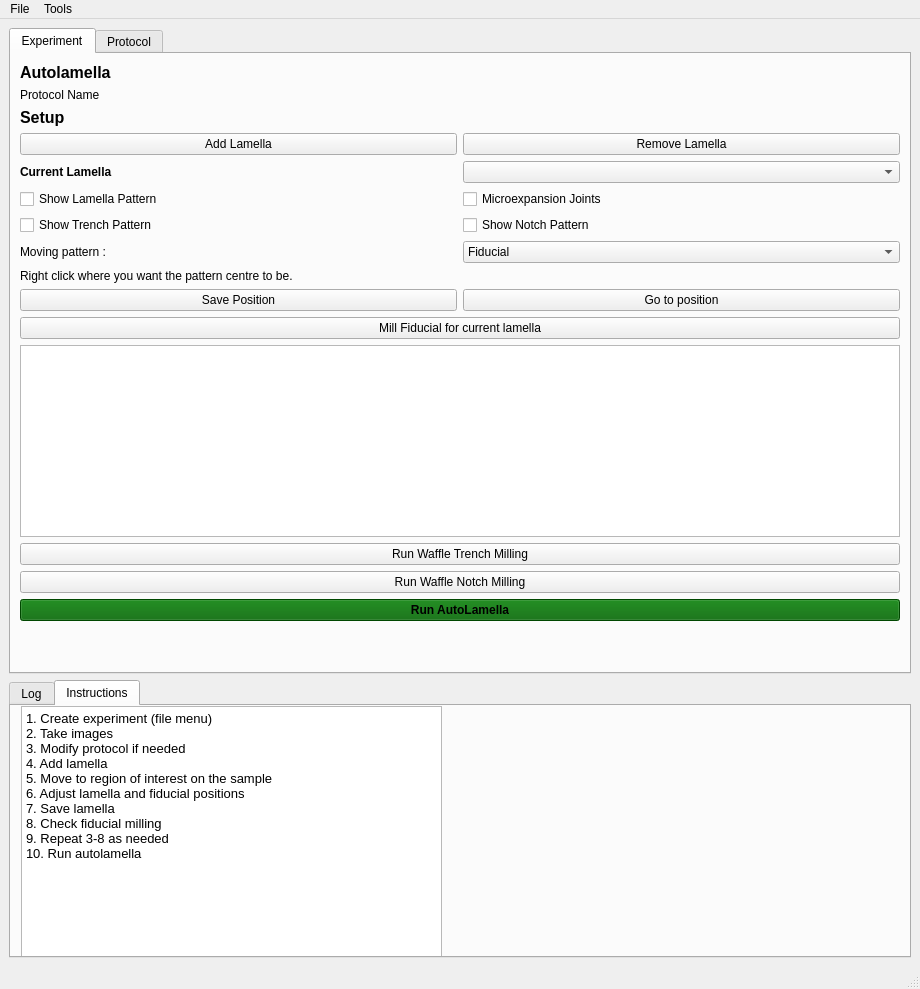
This is autolamella/ui/UI.ui in DeMarcoLab/autolamella as Qt 5 draws it before an edit. The edited form follows.
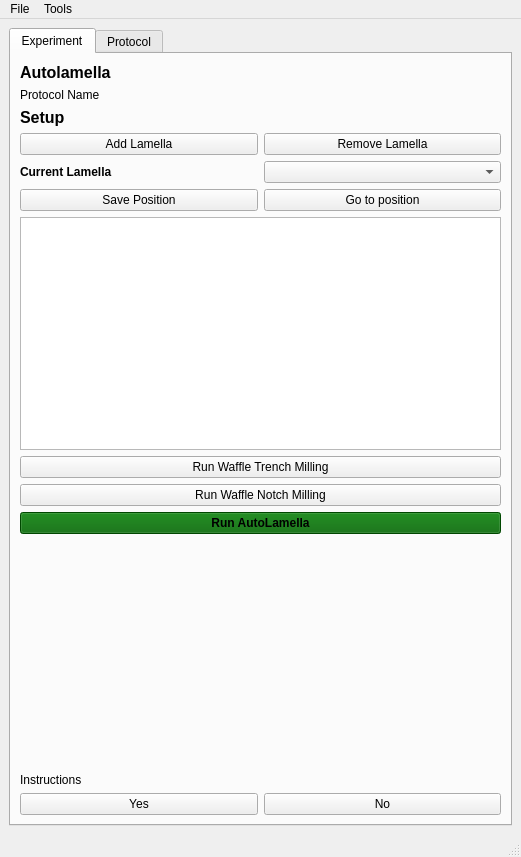
This is the edited form. The open tabs and pages were chosen to show the change.

Patch:
```diff
--- a/autolamella/ui/UI.ui
+++ b/autolamella/ui/UI.ui
@@ -6,8 +6,8 @@
    <rect>
     <x>0</x>
     <y>0</y>
-    <width>920</width>
-    <height>989</height>
+    <width>521</width>
+    <height>857</height>
    </rect>
   </property>
   <property name="baseSize">
@@ -33,89 +33,6 @@
   </property>
   <widget class="QWidget" name="centralwidget">
    <layout class="QFormLayout" name="formLayout_3">
-    <item row="1" column="0" colspan="2">
-     <widget class="QTabWidget" name="tabWidget_2">
-      <property name="currentIndex">
-       <number>1</number>
-      </property>
-      <widget class="QWidget" name="tab_3">
-       <attribute name="title">
-        <string>Log</string>
-       </attribute>
-       <layout class="QFormLayout" name="formLayout">
-        <item row="0" column="0">
-         <widget class="QLabel" name="label_3">
-          <property name="font">
-           <font>
-            <pointsize>12</pointsize>
-            <weight>75</weight>
-            <bold>true</bold>
-           </font>
-          </property>
-          <property name="text">
-           <string>Console Log</string>
-          </property>
-         </widget>
-        </item>
-        <item row="1" column="0" colspan="2">
-         <widget class="QPlainTextEdit" name="log_txt">
-          <property name="verticalScrollBarPolicy">
-           <enum>Qt::ScrollBarAsNeeded</enum>
-          </property>
-          <property name="horizontalScrollBarPolicy">
-           <enum>Qt::ScrollBarAlwaysOff</enum>
-          </property>
-         </widget>
-        </item>
-       </layout>
-      </widget>
-      <widget class="QWidget" name="tab_5">
-       <attribute name="title">
-        <string>Instructions</string>
-       </attribute>
-       <widget class="QWidget" name="verticalLayoutWidget">
-        <property name="geometry">
-         <rect>
-          <x>10</x>
-          <y>0</y>
-          <width>421</width>
-          <height>261</height>
-         </rect>
-        </property>
-        <layout class="QVBoxLayout" name="verticalLayout">
-         <item>
-          <widget class="QPlainTextEdit" name="instructions_textEdit">
-           <property name="font">
-            <font>
-             <pointsize>10</pointsize>
-            </font>
-           </property>
-           <property name="lineWidth">
-            <number>2</number>
-           </property>
-           <property name="readOnly">
-            <bool>true</bool>
-           </property>
-           <property name="plainText">
-            <string>1. Create experiment (file menu) 
-2. Take images 
-3. Modify protocol if needed
-4. Add lamella
-5. Move to region of interest on the sample
-6. Adjust lamella and fiducial positions
-7. Save lamella
-8. Check fiducial milling
-9. Repeat 3-8 as needed
-10. Run autolamella
-</string>
-           </property>
-          </widget>
-         </item>
-        </layout>
-       </widget>
-      </widget>
-     </widget>
-    </item>
     <item row="0" column="0" colspan="2">
      <widget class="QTabWidget" name="tabWidget">
       <property name="currentIndex">
@@ -126,6 +43,55 @@
         <string>Experiment</string>
        </attribute>
        <layout class="QGridLayout" name="gridLayout_3">
+        <item row="1" column="1">
+         <widget class="QLabel" name="protocol_txt">
+          <property name="text">
+           <string/>
+          </property>
+         </widget>
+        </item>
+        <item row="9" column="0">
+         <widget class="QPushButton" name="pushButton_save_position">
+          <property name="text">
+           <string>Save Position</string>
+          </property>
+         </widget>
+        </item>
+        <item row="17" column="0" colspan="2">
+         <widget class="QLabel" name="label_instructions">
+          <property name="text">
+           <string>Instructions</string>
+          </property>
+         </widget>
+        </item>
+        <item row="9" column="1">
+         <widget class="QPushButton" name="go_to_lamella">
+          <property name="text">
+           <string>Go to position</string>
+          </property>
+         </widget>
+        </item>
+        <item row="18" column="0">
+         <widget class="QPushButton" name="pushButton_yes">
+          <property name="text">
+           <string>Yes</string>
+          </property>
+         </widget>
+        </item>
+        <item row="2" column="0">
+         <widget class="QLabel" name="label_setup_header">
+          <property name="font">
+           <font>
+            <pointsize>12</pointsize>
+            <weight>75</weight>
+            <bold>true</bold>
+           </font>
+          </property>
+          <property name="text">
+           <string>Setup</string>
+          </property>
+         </widget>
+        </item>
         <item row="6" column="1">
          <widget class="QPushButton" name="remove_button">
           <property name="styleSheet">
@@ -136,54 +102,6 @@
           </property>
          </widget>
         </item>
-        <item row="8" column="1">
-         <widget class="QCheckBox" name="microexpansionCheckBox">
-          <property name="text">
-           <string>Microexpansion Joints</string>
-          </property>
-         </widget>
-        </item>
-        <item row="13" column="1">
-         <widget class="QPushButton" name="go_to_lamella">
-          <property name="text">
-           <string>Go to position</string>
-          </property>
-         </widget>
-        </item>
-        <item row="21" column="0" colspan="2">
-         <spacer name="verticalSpacer">
-          <property name="orientation">
-           <enum>Qt::Vertical</enum>
-          </property>
-          <property name="sizeHint" stdset="0">
-           <size>
-            <width>20</width>
-            <height>40</height>
-           </size>
-          </property>
-         </spacer>
-        </item>
-        <item row="14" column="0" colspan="2">
-         <widget class="QPushButton" name="save_button">
-          <property name="text">
-           <string>Mill Fiducial for current lamella</string>
-          </property>
-         </widget>
-        </item>
-        <item row="6" column="0">
-         <widget class="QPushButton" name="add_button">
-          <property name="text">
-           <string>Add Lamella</string>
-          </property>
-         </widget>
-        </item>
-        <item row="9" column="0">
-         <widget class="QCheckBox" name="checkBox_show_trench">
-          <property name="text">
-           <string>Show Trench Pattern</string>
-          </property>
-         </widget>
-        </item>
         <item row="1" column="0">
          <widget class="QLabel" name="label_protocol_name">
           <property name="text">
@@ -191,51 +109,7 @@
           </property>
          </widget>
         </item>
-        <item row="7" column="0">
-         <widget class="QLabel" name="label_current_lamella_header">
-          <property name="font">
-           <font>
-            <weight>75</weight>
-            <bold>true</bold>
-           </font>
-          </property>
-          <property name="text">
-           <string>Current Lamella</string>
-          </property>
-         </widget>
-        </item>
-        <item row="10" column="0">
-         <widget class="QLabel" name="label_movement_instructions2">
-          <property name="text">
-           <string>Moving pattern :</string>
-          </property>
-         </widget>
-        </item>
-        <item row="0" column="0">
-         <widget class="QLabel" name="label_title">
-          <property name="font">
-           <font>
-            <pointsize>12</pointsize>
-            <weight>75</weight>
-            <bold>true</bold>
-           </font>
-          </property>
-          <property name="text">
-           <string>Autolamella</string>
-          </property>
-          <property name="alignment">
-           <set>Qt::AlignLeading|Qt::AlignLeft|Qt::AlignVCenter</set>
-          </property>
-         </widget>
-        </item>
-        <item row="18" column="0" colspan="2">
-         <widget class="QPushButton" name="pushButton_run_waffle_trench">
-          <property name="text">
-           <string>Run Waffle Trench Milling</string>
-          </property>
-         </widget>
-        </item>
-        <item row="16" column="0" colspan="2">
+        <item row="11" column="0" colspan="2">
          <widget class="QPlainTextEdit" name="lamella_count_txt">
           <property name="sizePolicy">
            <sizepolicy hsizetype="Expanding" vsizetype="MinimumExpanding">
@@ -266,66 +140,8 @@
           </property>
          </widget>
         </item>
-        <item row="12" column="0" colspan="2">
-         <widget class="QLabel" name="label_movement_instructions">
-          <property name="text">
-           <string>Right click where you want the pattern centre to be.</string>
-          </property>
-         </widget>
-        </item>
-        <item row="10" column="1">
-         <widget class="QComboBox" name="comboBox_moving_pattern">
-          <property name="editable">
-           <bool>false</bool>
-          </property>
-          <item>
-           <property name="text">
-            <string>Fiducial</string>
-           </property>
-          </item>
-          <item>
-           <property name="text">
-            <string>Lamella</string>
-           </property>
-          </item>
-         </widget>
-        </item>
-        <item row="1" column="1">
-         <widget class="QLabel" name="protocol_txt">
-          <property name="text">
-           <string/>
-          </property>
-         </widget>
-        </item>
-        <item row="8" column="0">
-         <widget class="QCheckBox" name="show_lamella">
-          <property name="text">
-           <string>Show Lamella Pattern</string>
-          </property>
-          <property name="checked">
-           <bool>false</bool>
-          </property>
-          <property name="tristate">
-           <bool>false</bool>
-          </property>
-         </widget>
-        </item>
-        <item row="13" column="0">
-         <widget class="QPushButton" name="pushButton_save_position">
-          <property name="text">
-           <string>Save Position</string>
-          </property>
-         </widget>
-        </item>
-        <item row="19" column="0" colspan="2">
-         <widget class="QPushButton" name="pushButton_run_waffle_notch">
-          <property name="text">
-           <string>Run Waffle Notch Milling</string>
-          </property>
-         </widget>
-        </item>
-        <item row="2" column="0">
-         <widget class="QLabel" name="label_setup_header">
+        <item row="0" column="0">
+         <widget class="QLabel" name="label_title">
           <property name="font">
            <font>
             <pointsize>12</pointsize>
@@ -334,21 +150,64 @@
            </font>
           </property>
           <property name="text">
-           <string>Setup</string>
+           <string>Autolamella</string>
+          </property>
+          <property name="alignment">
+           <set>Qt::AlignLeading|Qt::AlignLeft|Qt::AlignVCenter</set>
           </property>
          </widget>
         </item>
         <item row="7" column="1">
          <widget class="QComboBox" name="lamella_index"/>
         </item>
-        <item row="9" column="1">
-         <widget class="QCheckBox" name="checkBox_show_notch">
+        <item row="13" column="0" colspan="2">
+         <widget class="QPushButton" name="pushButton_run_waffle_trench">
           <property name="text">
-           <string>Show Notch Pattern</string>
+           <string>Run Waffle Trench Milling</string>
           </property>
          </widget>
         </item>
-        <item row="20" column="0" colspan="2">
+        <item row="14" column="0" colspan="2">
+         <widget class="QPushButton" name="pushButton_run_waffle_notch">
+          <property name="text">
+           <string>Run Waffle Notch Milling</string>
+          </property>
+         </widget>
+        </item>
+        <item row="18" column="1">
+         <widget class="QPushButton" name="pushButton_no">
+          <property name="text">
+           <string>No</string>
+          </property>
+         </widget>
+        </item>
+        <item row="7" column="0">
+         <widget class="QLabel" name="label_current_lamella_header">
+          <property name="font">
+           <font>
+            <weight>75</weight>
+            <bold>true</bold>
+           </font>
+          </property>
+          <property name="text">
+           <string>Current Lamella</string>
+          </property>
+         </widget>
+        </item>
+        <item row="16" column="0" colspan="2">
+         <spacer name="verticalSpacer">
+          <property name="orientation">
+           <enum>Qt::Vertical</enum>
+          </property>
+          <property name="sizeHint" stdset="0">
+           <size>
+            <width>20</width>
+            <height>40</height>
+           </size>
+          </property>
+         </spacer>
+        </item>
+        <item row="15" column="0" colspan="2">
          <widget class="QPushButton" name="run_button">
           <property name="font">
            <font>
@@ -364,6 +223,13 @@
           </property>
          </widget>
         </item>
+        <item row="6" column="0">
+         <widget class="QPushButton" name="add_button">
+          <property name="text">
+           <string>Add Lamella</string>
+          </property>
+         </widget>
+        </item>
        </layout>
       </widget>
       <widget class="QWidget" name="tab_2">
@@ -420,7 +286,7 @@
            <enum>QTabWidget::Rounded</enum>
           </property>
           <property name="currentIndex">
-           <number>5</number>
+           <number>0</number>
           </property>
           <widget class="QWidget" name="tab_8">
            <attribute name="title">
@@ -1046,8 +912,8 @@
     <rect>
      <x>0</x>
      <y>0</y>
-     <width>920</width>
-     <height>21</height>
+     <width>521</width>
+     <height>20</height>
     </rect>
    </property>
    <widget class="QMenu" name="menuAutoLamella">
```
